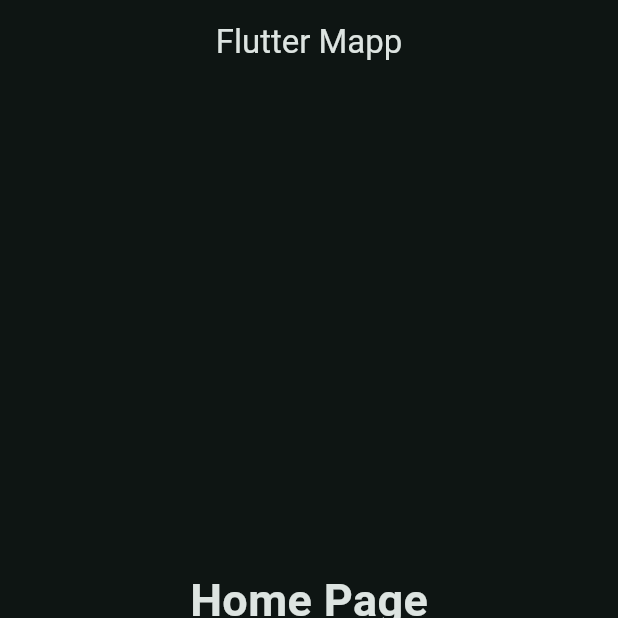
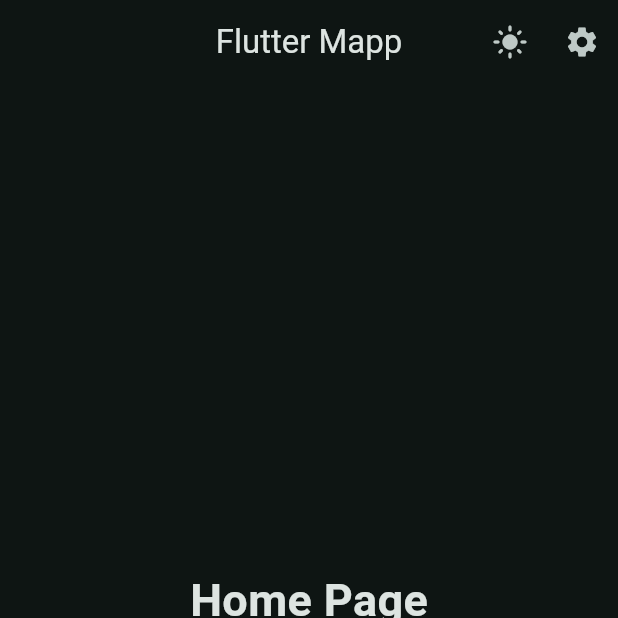
Before and after one commit to dinhthien2000/Beginner_Flutlab, a Flutter app: the screen it shows after launch, on a phone screen of 412 x 824 dp, the top half of it. Run offline on Flutter 3.47's test engine with Material 3 defaults, Android fonts, the phone set to English and light mode, and no system bars.

```diff
--- a/lib/data/notifier.dart
+++ b/lib/data/notifier.dart
@@ -1,3 +1,4 @@
 import 'package:flutter/foundation.dart';
 
-ValueNotifier<int> selectedPageIndexNotifier = ValueNotifier(0);
+ValueNotifier<int> selectedPageIndexNotifier = ValueNotifier<int>(0);
+ValueNotifier<bool> isDarkNotifier = ValueNotifier<bool>(true);
--- a/lib/main.dart
+++ b/lib/main.dart
@@ -1,5 +1,6 @@
 import 'package:beginner/views/WidgetTree.dart';
 import 'package:flutter/material.dart';
+import 'package:beginner/data/notifier.dart';
 // import 'package:flutter/scheduler.dart';
 
 void main() {
@@ -25,15 +26,20 @@ class MyApp extends StatefulWidget {
 class _MyAppState extends State<MyApp> {
   @override
   Widget build(BuildContext context) {
+    return ValueListenableBuilder(
+      valueListenable: isDarkNotifier,
+      builder: (context, isDark, child) {
         return MaterialApp(
           debugShowCheckedModeBanner: false,
           theme: ThemeData(
             colorScheme: ColorScheme.fromSeed(
               seedColor: Colors.teal,
-          brightness: Brightness.dark,
+              brightness: isDark ? Brightness.dark : Brightness.light,
             ),
           ),
           home: const WidgetTree(),
         );
+      },
+    );
   }
 }
--- a/lib/views/WidgetTree.dart
+++ b/lib/views/WidgetTree.dart
@@ -21,6 +21,25 @@ class WidgetTree extends StatelessWidget {
       appBar: AppBar(
         title: const Text(title),
         centerTitle: true,
+        actions: <Widget>[
+          ValueListenableBuilder(
+            valueListenable: isDarkNotifier,
+            builder: (context, isDark, child) {
+              return IconButton(
+                onPressed: () {
+                  isDarkNotifier.value = !isDarkNotifier.value;
+                },
+                icon: isDark
+                    ? const Icon(Icons.light_mode)
+                    : const Icon(Icons.dark_mode),
+              );
+            },
+          ),
+          IconButton(
+            onPressed: () {},
+            icon: const Icon(Icons.settings),
+          ),
+        ],
       ),
       body: ValueListenableBuilder(
         valueListenable: selectedPageIndexNotifier,
```
Also changed, not shown: lib/views/pages/HomePage.dart (+7 -5 lines), lib/views/pages/SettingsPage.dart (+16 -0 lines). Lines whose indentation alone changed are shown as unchanged.
